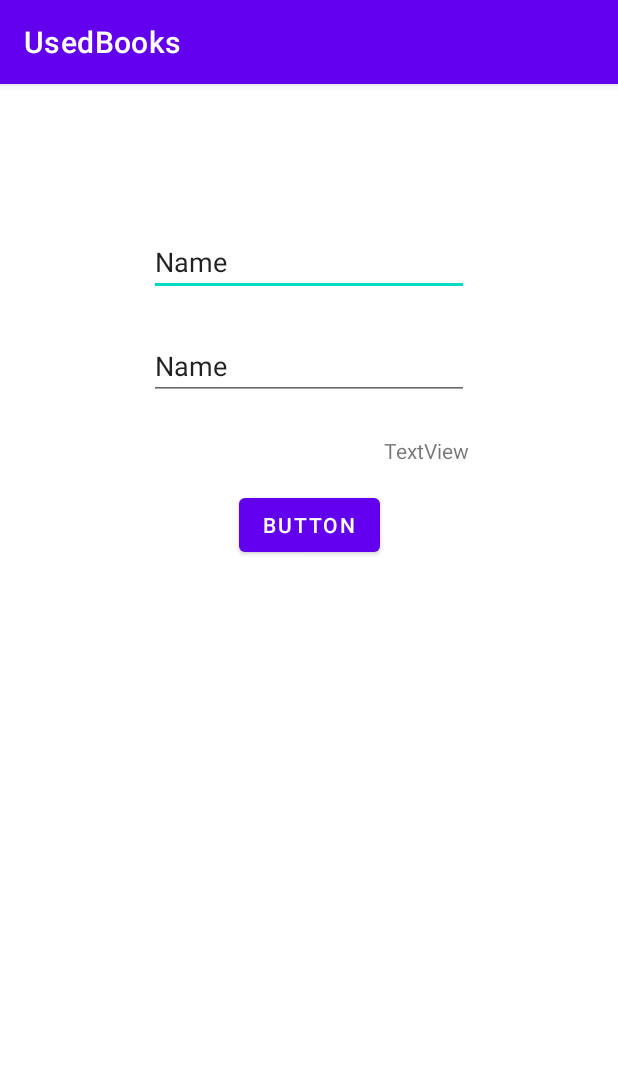
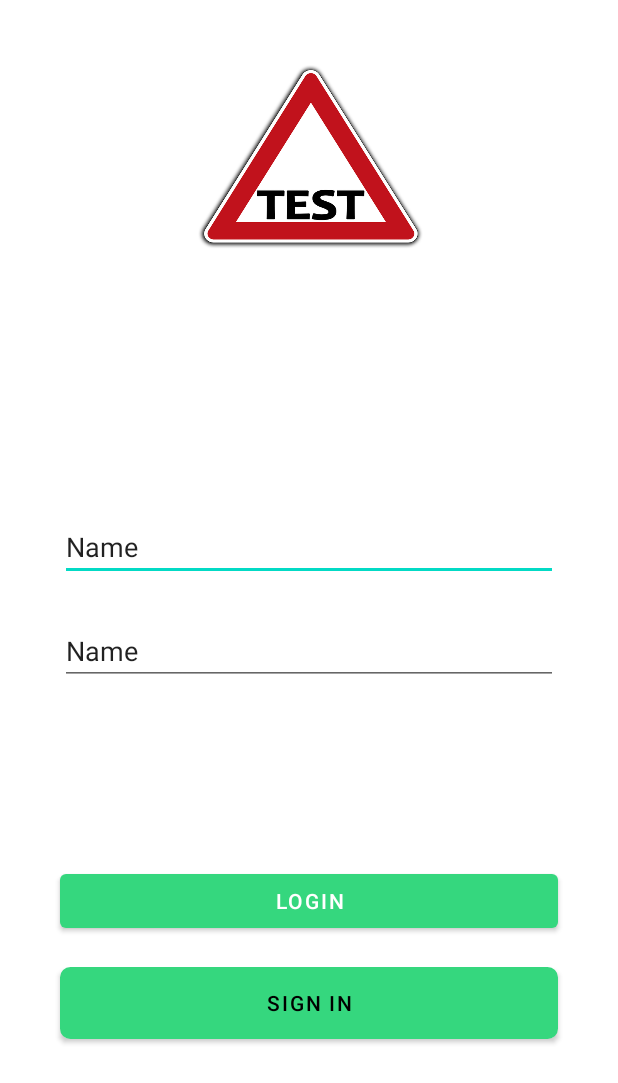
Before and after one commit to Javaninja-lab/UsedBooks, an Android app: the LogicActivity screen opened directly, with no data from a screen before it, on a phone screen of 412 x 824 dp. Shown: the top 1083 px of the screen. Run offline under Robolectric (Android 15) with nearby library versions, the phone set to English and light mode, and no system bars.

Commit message:
login, problema button sign in

```diff
--- a/app/src/main/java/com/example/usedbooks/MainActivity.kt
+++ b/app/src/main/java/com/example/usedbooks/MainActivity.kt
@@ -6,7 +6,7 @@ import android.os.Bundle
 class MainActivity : AppCompatActivity() {
     override fun onCreate(savedInstanceState: Bundle?) {
         super.onCreate(savedInstanceState)
-        setContentView(R.layout.activity_main)
+        setContentView(R.layout.activity_logic)
         //test
         val x=0
         val y=0
--- /dev/null
+++ b/app/src/main/res/drawable/bordi.xml
@@ -0,0 +1,6 @@
+<?xml version="1.0" encoding="utf-8"?>
+<shape xmlns:android="http://schemas.android.com/apk/res/android">
+    <stroke android:color="@color/green" android:width="3dp"/>
+    <corners android:radius="5dp"/>
+    <solid android:color="@color/white"/>
+</shape>
--- a/app/src/main/res/layout/activity_logic.xml
+++ b/app/src/main/res/layout/activity_logic.xml
@@ -6,41 +6,36 @@
     android:layout_height="match_parent"
     tools:context=".LogicActivity">
 
-    <ImageView
-        android:id="@+id/imageView"
-        android:layout_width="wrap_content"
-        android:layout_height="wrap_content"
-        android:layout_marginTop="48dp"
-        app:layout_constraintEnd_toEndOf="parent"
-        app:layout_constraintStart_toStartOf="parent"
-        app:layout_constraintTop_toTopOf="parent"
-        tools:srcCompat="@tools:sample/avatars" />
-
     <Button
         android:id="@+id/button"
-        android:layout_width="wrap_content"
+        android:layout_width="0dp"
         android:layout_height="wrap_content"
-        android:layout_marginTop="16dp"
-        android:text="Button"
+        android:layout_marginTop="120dp"
+        android:padding="8dp"
+        android:text="login"
         app:layout_constraintEnd_toEndOf="@+id/editTextTextPersonName2"
+        app:layout_constraintHorizontal_bias="0.0"
         app:layout_constraintStart_toStartOf="@+id/editTextTextPersonName2"
-        app:layout_constraintTop_toBottomOf="@+id/textView" />
+        app:layout_constraintTop_toBottomOf="@+id/editTextTextPersonName2" />
 
     <EditText
         android:id="@+id/editTextTextPersonName"
-        android:layout_width="wrap_content"
+        android:layout_width="0dp"
         android:layout_height="wrap_content"
-        android:layout_marginTop="48dp"
+        android:layout_marginStart="40dp"
+        android:layout_marginTop="172dp"
+        android:layout_marginEnd="40dp"
         android:ems="10"
         android:inputType="textPersonName"
         android:text="Name"
         app:layout_constraintEnd_toEndOf="parent"
+        app:layout_constraintHorizontal_bias="0.0"
         app:layout_constraintStart_toStartOf="parent"
         app:layout_constraintTop_toBottomOf="@+id/imageView" />
 
     <EditText
         android:id="@+id/editTextTextPersonName2"
-        android:layout_width="wrap_content"
+        android:layout_width="0dp"
         android:layout_height="wrap_content"
         android:layout_marginTop="24dp"
         android:ems="10"
@@ -50,12 +45,29 @@
         app:layout_constraintStart_toStartOf="@+id/editTextTextPersonName"
         app:layout_constraintTop_toBottomOf="@+id/editTextTextPersonName" />
 
-    <TextView
-        android:id="@+id/textView"
-        android:layout_width="wrap_content"
+    <ImageView
+        android:id="@+id/imageView"
+        android:layout_width="158dp"
+        android:layout_height="134dp"
+        android:layout_marginTop="36dp"
+        app:layout_constraintEnd_toEndOf="parent"
+        app:layout_constraintHorizontal_bias="0.498"
+        app:layout_constraintStart_toStartOf="parent"
+        app:layout_constraintTop_toTopOf="parent"
+        app:srcCompat="@drawable/test" />
+
+    <Button
+        android:id="@+id/button2"
+        android:layout_width="0dp"
         android:layout_height="wrap_content"
-        android:layout_marginTop="24dp"
-        android:text="TextView"
-        app:layout_constraintEnd_toEndOf="@+id/editTextTextPersonName2"
-        app:layout_constraintTop_toBottomOf="@+id/editTextTextPersonName2" />
+        android:layout_marginTop="20dp"
+        android:background="@drawable/bordi"
+        android:text="Sign in"
+        app:shapeAppearanceOverlay="@drawable/bordi"
+        android:textColor="#000000"
+        app:layout_constraintEnd_toEndOf="@+id/button"
+        app:layout_constraintHorizontal_bias="0.0"
+        app:layout_constraintStart_toStartOf="@+id/button"
+        app:layout_constraintTop_toBottomOf="@+id/button" />
+
 </androidx.constraintlayout.widget.ConstraintLayout>
--- a/app/src/main/res/values-night/themes.xml
+++ b/app/src/main/res/values-night/themes.xml
@@ -13,4 +13,10 @@
         <item name="android:statusBarColor" tools:targetApi="l">?attr/colorPrimaryVariant</item>
         <!-- Customize your theme here. -->
     </style>
+
+    <style name="AppTheme.Button" parent="Widget.AppCompat.Button.Colored">
+        <item name="colorButtonNormal">@color/black</item>
+        <item name="android:colorButtonNormal">@color/black</item>
+        <item name="android:textColor">@color/black</item>
+    </style>
 </resources>
--- a/app/src/main/res/values/colors.xml
+++ b/app/src/main/res/values/colors.xml
@@ -7,4 +7,5 @@
     <color name="teal_700">#FF018786</color>
     <color name="black">#FF000000</color>
     <color name="white">#FFFFFFFF</color>
+    <color name="green">#35d77e</color>
 </resources>
--- a/app/src/main/res/values/themes.xml
+++ b/app/src/main/res/values/themes.xml
@@ -1,8 +1,8 @@
 <resources xmlns:tools="http://schemas.android.com/tools">
     <!-- Base application theme. -->
-    <style name="Theme.UsedBooks" parent="Theme.MaterialComponents.DayNight.DarkActionBar">
+    <style name="Theme.UsedBooks" parent="Theme.MaterialComponents.DayNight.NoActionBar">
         <!-- Primary brand color. -->
-        <item name="colorPrimary">@color/purple_500</item>
+        <item name="colorPrimary">@color/green</item>
         <item name="colorPrimaryVariant">@color/purple_700</item>
         <item name="colorOnPrimary">@color/white</item>
         <!-- Secondary brand color. -->
@@ -13,4 +13,18 @@
         <item name="android:statusBarColor" tools:targetApi="l">?attr/colorPrimaryVariant</item>
         <!-- Customize your theme here. -->
     </style>
+
+    <style name="AppTheme.Button" parent="Widget.AppCompat.Button.Colored">
+
+        <item name="colorPrimaryVariant">@color/white</item>
+        <item name="colorOnPrimary">@color/white</item>
+        <item name="background">@drawable/bordi</item>
+    </style>
+
+    <style name="leaf">
+        <item name="cornerSizeTopLeft">70%</item>
+        <!--<item name="cornerFamilyTopLeft">cut</item>-->
+        <item name="cornerSizeBottomRight">70%</item>
+        <!--<item name="cornerFamilyBottomRight">cut</item>-->
+    </style>
 </resources>
```
Also changed, not shown: app/src/main/AndroidManifest.xml (+5 -2 lines), app/src/main/res/drawable/test.png (added).
